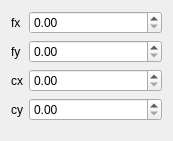
First picture: the form in widget/src/camera_intrinsics.ui, repository ros-industrial/industrial_calibration, before the edit.
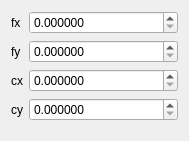
Second picture: the form after the edit.

Commit message: Updated double spin boxes to have 6 decimal places

Diff of the .ui file:
```diff
--- a/widget/src/camera_intrinsics.ui
+++ b/widget/src/camera_intrinsics.ui
@@ -6,7 +6,7 @@
    <rect>
     <x>0</x>
     <y>0</y>
-    <width>173</width>
+    <width>189</width>
     <height>141</height>
    </rect>
   </property>
@@ -23,6 +23,9 @@
    </item>
    <item row="0" column="1">
     <widget class="QDoubleSpinBox" name="double_spin_box_fx">
+     <property name="decimals">
+      <number>6</number>
+     </property>
      <property name="maximum">
       <double>1000000000.000000000000000</double>
      </property>
@@ -37,6 +40,9 @@
    </item>
    <item row="1" column="1">
     <widget class="QDoubleSpinBox" name="double_spin_box_fy">
+     <property name="decimals">
+      <number>6</number>
+     </property>
      <property name="maximum">
       <double>1000000000.000000000000000</double>
      </property>
@@ -51,6 +57,9 @@
    </item>
    <item row="2" column="1">
     <widget class="QDoubleSpinBox" name="double_spin_box_cx">
+     <property name="decimals">
+      <number>6</number>
+     </property>
      <property name="maximum">
       <double>1000000000.000000000000000</double>
      </property>
@@ -65,6 +74,9 @@
    </item>
    <item row="3" column="1">
     <widget class="QDoubleSpinBox" name="double_spin_box_cy">
+     <property name="decimals">
+      <number>6</number>
+     </property>
      <property name="maximum">
       <double>1000000000.000000000000000</double>
      </property>
```
The commit also changes 4 other files.
